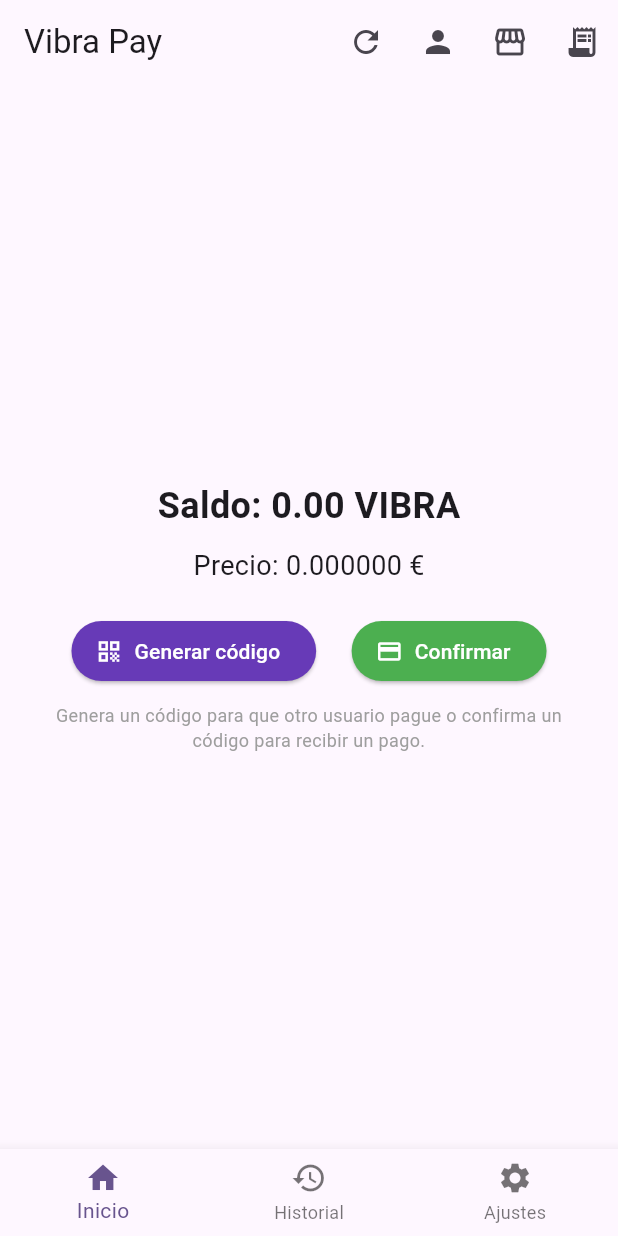
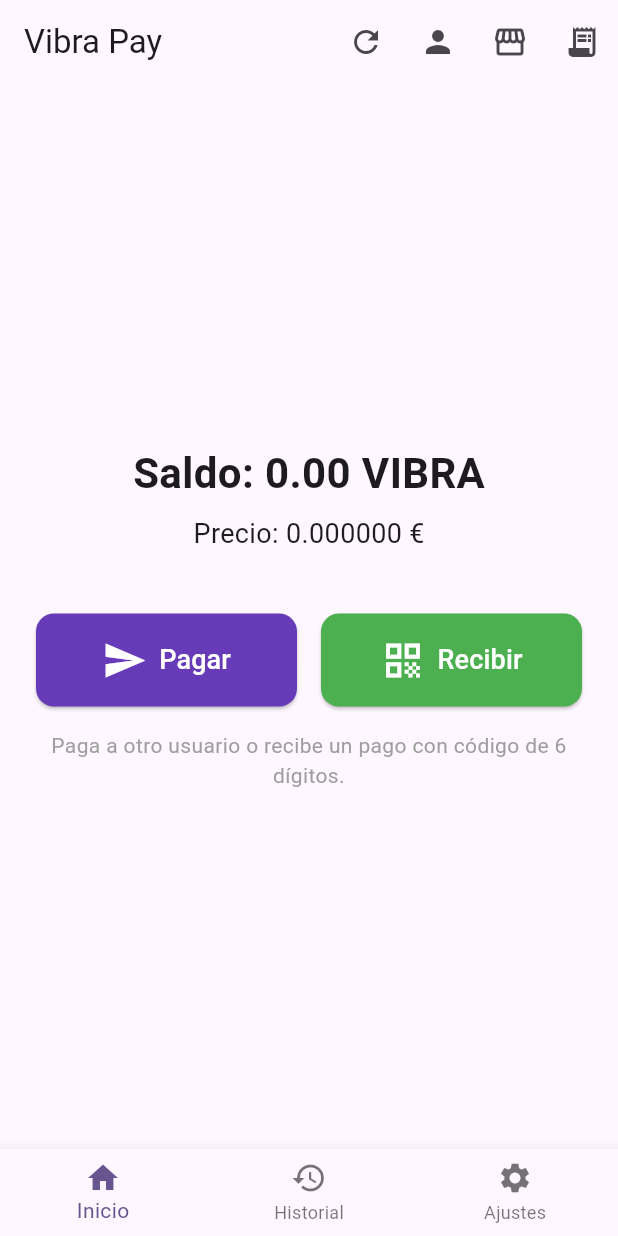
Before and after one commit to Mandiamowar/Vibra, a Flutter app: the HomeScreen screen opened directly, on a phone screen of 412 x 824 dp. Run offline on Flutter 3.47's test engine with Material 3 defaults, Android fonts, the phone set to English and light mode, and no system bars; our stand-ins replace flutter_secure_storage, local_auth, qr_flutter; accounts and stored records are empty; network calls fail.

Commit message:
fix: corrección de iconos y errores de const en home_screen, transferir_screen y login_screen

```diff
--- a/app_movil/lib/screens/home_screen.dart
+++ b/app_movil/lib/screens/home_screen.dart
@@ -2,13 +2,13 @@ import 'package:flutter/material.dart';
 import 'package:provider/provider.dart';
 import '../services/api_service.dart';
 import '../services/auth_service.dart';
+import 'transferir_screen.dart';
+import 'generar_codigo_pago_screen.dart';
+import 'mis_facturas_screen.dart';
+import 'perfil_cliente_screen.dart';
+import 'business_mode_screen.dart';
 import 'history_screen.dart';
 import 'settings_screen.dart';
-import 'perfil_cliente_screen.dart';
-import 'business_mode_screen.dart';
-import 'mis_facturas_screen.dart';
-import 'generar_codigo_pago_screen.dart';
-import 'confirmar_pago_screen.dart';
 
 class HomeScreen extends StatefulWidget {
   const HomeScreen({super.key});
@@ -43,7 +43,7 @@ class _HomeScreenState extends State<HomeScreen> {
         setState(() => _saldo = usuario['saldo'] ?? 0.0);
       }
     } catch (e) {
-      // Si falla, no actualizar
+      // ignorar
     } finally {
       setState(() => _isLoading = false);
     }
@@ -88,53 +88,68 @@ class _HomeScreenState extends State<HomeScreen> {
                 children: [
                   Text(
                     _isLoading ? 'Cargando...' : 'Saldo: ${_saldo.toStringAsFixed(2)} VIBRA',
-                    style: const TextStyle(fontSize: 24, fontWeight: FontWeight.bold),
+                    style: const TextStyle(fontSize: 28, fontWeight: FontWeight.bold),
                   ),
-                  const SizedBox(height: 10),
+                  const SizedBox(height: 8),
                   Text(
                     'Precio: ${_precio.toStringAsFixed(6)} €',
                     style: const TextStyle(fontSize: 18),
                   ),
-                  const SizedBox(height: 20),
+                  const SizedBox(height: 40),
                   Row(
                     mainAxisAlignment: MainAxisAlignment.spaceEvenly,
                     children: [
-                      ElevatedButton.icon(
+                      Expanded(
+                        child: ElevatedButton.icon(
                           onPressed: () {
                             Navigator.push(
                               context,
-                            MaterialPageRoute(builder: (_) => const GenerarCodigoPagoScreen()),
+                              // 🔥 QUITAR const
+                              MaterialPageRoute(builder: (_) => TransferirScreen()),
                             );
                           },
-                        icon: const Icon(Icons.qr_code),
-                        label: const Text('Generar código'),
+                          // 🔥 CAMBIAR ICONO
+                          icon: const Icon(Icons.send, size: 30),
+                          label: const Text('Pagar', style: TextStyle(fontSize: 18)),
                           style: ElevatedButton.styleFrom(
                             backgroundColor: Colors.deepPurple,
                             foregroundColor: Colors.white,
+                            padding: const EdgeInsets.symmetric(vertical: 16),
+                            shape: RoundedRectangleBorder(
+                              borderRadius: BorderRadius.circular(12),
                             ),
                           ),
-                      ElevatedButton.icon(
+                        ),
+                      ),
+                      const SizedBox(width: 16),
+                      Expanded(
+                        child: ElevatedButton.icon(
                           onPressed: () async {
                             await Navigator.push(
                               context,
-                            MaterialPageRoute(builder: (_) => const ConfirmarPagoScreen()),
+                              MaterialPageRoute(builder: (_) => const GenerarCodigoPagoScreen()),
                             );
                             _cargarDatos();
                           },
-                        icon: const Icon(Icons.payment),
-                        label: const Text('Confirmar'),
+                          icon: const Icon(Icons.qr_code, size: 30),
+                          label: const Text('Recibir', style: TextStyle(fontSize: 18)),
                           style: ElevatedButton.styleFrom(
                             backgroundColor: Colors.green,
                             foregroundColor: Colors.white,
+                            padding: const EdgeInsets.symmetric(vertical: 16),
+                            shape: RoundedRectangleBorder(
+                              borderRadius: BorderRadius.circular(12),
+                            ),
+                          ),
                         ),
                       ),
                     ],
                   ),
-                  const SizedBox(height: 10),
+                  const SizedBox(height: 16),
                   const Text(
-                    'Genera un código para que otro usuario pague o confirma un código para recibir un pago.',
+                    'Paga a otro usuario o recibe un pago con código de 6 dígitos.',
                     textAlign: TextAlign.center,
-                    style: TextStyle(fontSize: 12, color: Colors.grey),
+                    style: TextStyle(fontSize: 14, color: Colors.grey),
                   ),
                 ],
               ),
```
Also changed, not shown: app_movil/lib/screens/login_screen.dart (+3 -5 lines), app_movil/lib/screens/transferir_screen.dart (added, +184 -0 lines), app_movil/lib/services/api_service.dart (+65 -26 lines), 3 other files. Lines whose indentation alone changed are shown as unchanged.
